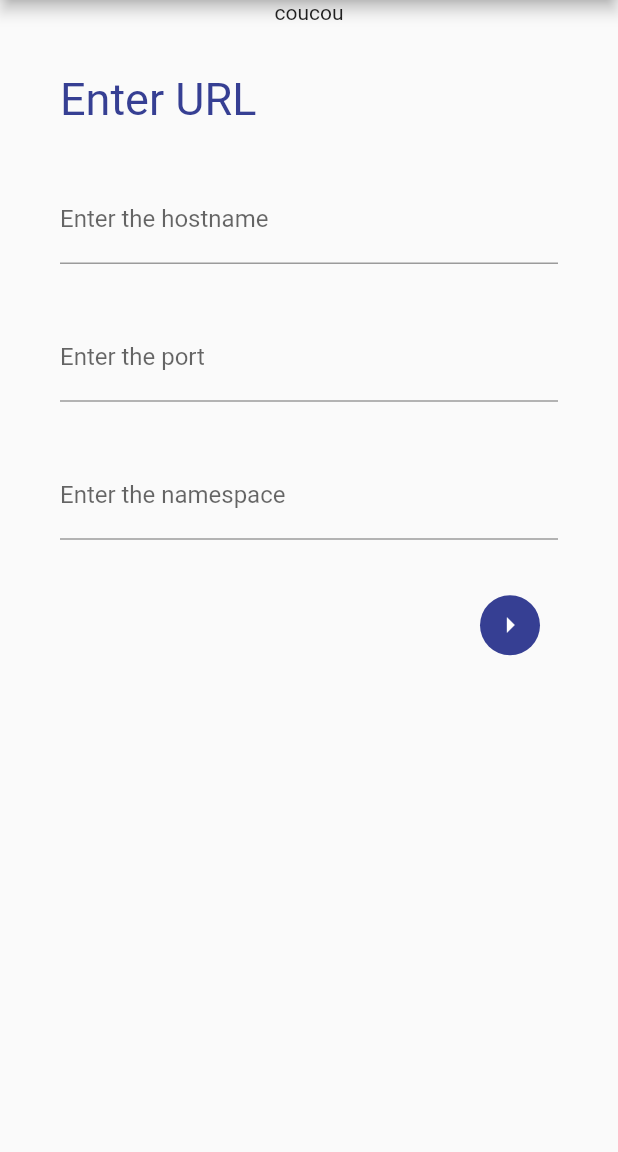
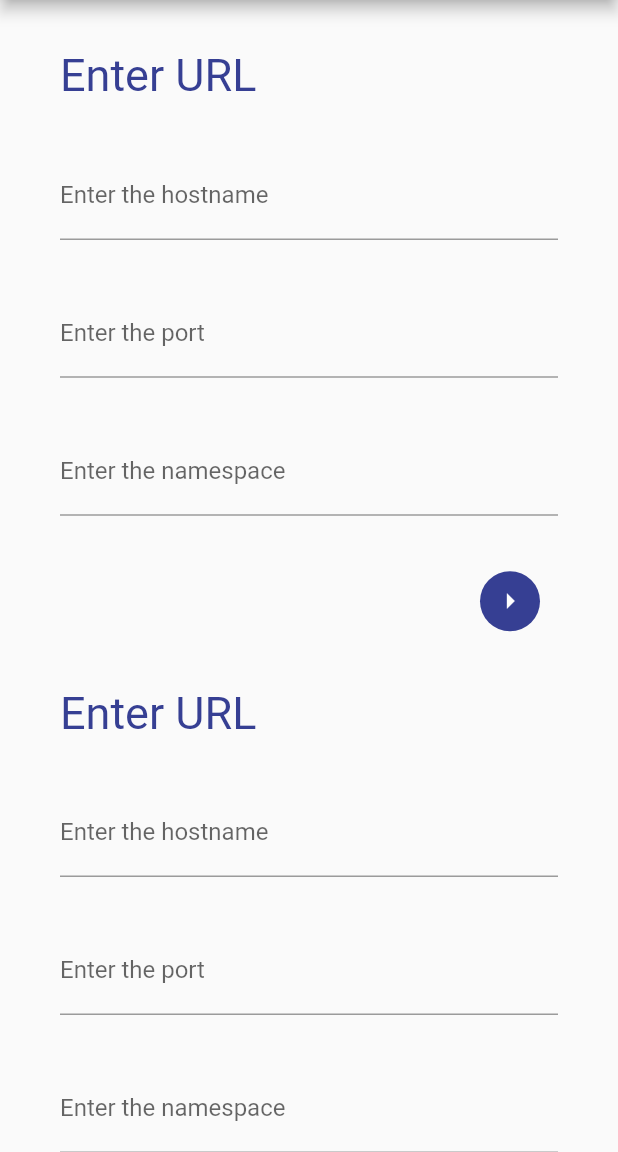
Before and after one commit to Tenjin0/flutter_poc_cdm, a Flutter app: the screen it shows after launch, on a phone screen of 412 x 824 dp, the part 84-1236 px from its top. Run offline on Flutter 3.47's test engine with Material 2 defaults, Android fonts, the phone set to English and light mode, and no system bars; our stand-ins replace socket_io_client.

Commit message:
feature/notification: add notification form

```diff
--- a/lib/pages/home.dart
+++ b/lib/pages/home.dart
@@ -4,7 +4,8 @@ import 'package:flutter/material.dart';
 import 'package:poc_cdm/helpers/socket.dart';
 import 'package:socket_io_client/socket_io_client.dart' as IO;
 // import 'package:package_info_plus/package_info_plus.dart';
-import 'package:poc_cdm/widget/form.dart';
+import 'package:poc_cdm/widget/socketForm.dart';
+import 'package:poc_cdm/widget/notificationForm.dart';
 
 class Home extends StatefulWidget {
   const Home({Key? key}) : super(key: key);
@@ -15,10 +16,11 @@ class Home extends StatefulWidget {
 
 class _HomeState extends State<Home> {
   IO.Socket? socket;
+  BuildContext? homeContext;
 
   @override
   void initState() {
-    print('initState');
+    // print('initState');
     // DeviceInfoPlugin deviceInfo = DeviceInfoPlugin();
     // deviceInfo.androidInfo.then((androidInfo) {
     //   print('Running on ${androidInfo.id}'); // e.g. "Moto G (4)"
@@ -31,7 +33,7 @@ class _HomeState extends State<Home> {
 
   @override
   void dispose() {
-    print('dispose');
+    // print('dispose');
 
     if (this.socket!.connected) {
       this.socket!.disconnect();
@@ -39,12 +41,26 @@ class _HomeState extends State<Home> {
     super.dispose();
   }
 
-  onValidate(String host, String port, String namespace) {
-    print("$host $port $namespace");
-    print("${this.socket == null}");
+  onValidateSocket(String host, String port, String namespace) {
+    // print("$host $port $namespace");
+    // print("${this.socket == null}");
     if (this.socket == null) {
-      print('socket creation');
+      // print('socket creation');
       this.socket = socketFactory('http://$host:$port/$namespace', "1.0.0");
+      this.socket!.on('error', (dynamic err) {
+        print("${err}");
+        String message = err!.message;
+        final snackBar = SnackBar(
+          content: Text(message),
+          action: SnackBarAction(
+            label: 'Undo',
+            onPressed: () {
+              // Some code to undo the change.
+            },
+          ),
+        );
+        ScaffoldMessenger.of(this.context).showSnackBar(snackBar);
+      });
       this.socket!.connect();
     } else {
       this.socket!.disconnect();
@@ -53,14 +69,23 @@ class _HomeState extends State<Home> {
     }
   }
 
+  onValidateNotification(String message) {
+    if (this.socket!.connected) {
+      this.socket!.emit('@cdm/notification', message);
+    }
+  }
+
   @override
   Widget build(BuildContext context) {
-    String connect = "Disconnected";
-    print(this.socket != null);
-    print(this.socket?.connected);
-    if (this.socket != null && this.socket!.connected) {
-      connect = "Connected";
-    }
+    // String connect = "Disconnected";
+    // print(this.socket != null);
+    // print(this.socket?.connected);
+    // if (this.socket != null && this.socket!.connected) {
+    //   connect = "Connected";
+    // }
+
+    this.homeContext = context;
+
     return Scaffold(
       appBar: AppBar(
         title: Text('device manager poc'),
@@ -68,10 +93,12 @@ class _HomeState extends State<Home> {
       body: SingleChildScrollView(
         child: Column(
           children: [
-            Text("coucou"),
             SocketForm(
-              onValidate: this.onValidate,
+              onValidate: this.onValidateSocket,
             ),
+            NotificationForm(
+              onValidate: this.onValidateNotification,
+            )
           ],
         ),
       ),
--- /dev/null
+++ b/lib/widget/notificationForm.dart
@@ -0,0 +1,126 @@
+import 'package:flutter/material.dart';
+
+class NotificationForm extends StatefulWidget {
+  final Function onValidate;
+
+  const NotificationForm({Key? key, required this.onValidate})
+      : super(key: key);
+
+  @override
+  _NotificationFormState createState() => _NotificationFormState();
+}
+
+class _NotificationFormState extends State<NotificationForm> {
+  final formKey = GlobalKey<FormState>();
+  final TextEditingController fname = TextEditingController();
+  String hostname = "";
+  String port = "";
+  String namespace = "";
+
+  @override
+  Widget build(BuildContext context) {
+    final double height = MediaQuery.of(context).size.height;
+    return SingleChildScrollView(
+      padding: const EdgeInsets.only(left: 40, right: 40),
+      child: Form(
+        key: formKey,
+        child: Column(
+          crossAxisAlignment: CrossAxisAlignment.start,
+          children: [
+            SizedBox(
+              height: height * 0.04,
+            ),
+            Text("Enter URL",
+                style: TextStyle(fontSize: 30, color: Color(0xFF363f93))),
+            SizedBox(
+              height: height * 0.04,
+            ),
+            TextFormField(
+              decoration: InputDecoration(labelText: "Enter the hostname"),
+              validator: (value) {
+                if (value!.isEmpty) {
+                  return "Enter correct hostname";
+                } else {
+                  hostname = value;
+                  return null;
+                }
+              },
+            ),
+            SizedBox(
+              height: height * 0.04,
+            ),
+            TextFormField(
+              decoration: InputDecoration(labelText: "Enter the port"),
+              validator: (value) {
+                if (value!.isEmpty) {
+                  return "Enter correct port";
+                } else {
+                  port = value;
+                  return null;
+                }
+              },
+            ),
+            SizedBox(
+              height: height * 0.04,
+            ),
+            TextFormField(
+              decoration: InputDecoration(labelText: "Enter the namespace"),
+              validator: (value) {
+                if (value!.isEmpty) {
+                  return "Enter correct namespace";
+                } else {
+                  namespace = value;
+                  return null;
+                }
+              },
+            ),
+            SizedBox(
+              height: height * 0.04,
+            ),
+            Row(
+              mainAxisAlignment: MainAxisAlignment.end,
+              children: [
+                TextButton(
+                  style: TextButton.styleFrom(
+                    backgroundColor: Color(0xFF363f93),
+                    shape: CircleBorder(),
+                  ),
+                  child: Icon(
+                    Icons.arrow_right,
+                    color: Colors.white,
+                  ),
+                  onPressed: () {
+                    if (formKey.currentState!.validate()) {
+                      this.widget.onValidate(hostname, port, namespace);
+                    }
+                  },
+                ),
+                // NeumorphicButton(
+                //   margin: EdgeInsets.only(top: 12),
+                //   onPressed: () {
+                //     if (formKey.currentState!.validate()) {
+                //       final snackBar =
+                //           SnackBar(content: Text("Submitting form"));
+                //       _scafffoldkey.currentState!.showSnackBar(snackBar);
+                //     }
+                //   },
+                //   style: NeumorphicStyle(
+                //     color: Color(0xFF363f93),
+                //     shape: NeumorphicShape.concave,
+                //     boxShape: NeumorphicBoxShape.circle(),
+                //     border: NeumorphicBorder(
+                //       isEnabled: false,
+                //       color: Color(0x33000000),
+                //       width: 0.8,
+                //     ),
+                //   ),
+                //   child: Icon(Icons.arrow_right, color: Colors.white),
+                // ),
+              ],
+            )
+          ],
+        ),
+      ),
+    );
+  }
+}
```
Also changed, not shown: lib/widget/socketForm.dart (renamed from lib/widget/form.dart), pubspec.lock.
